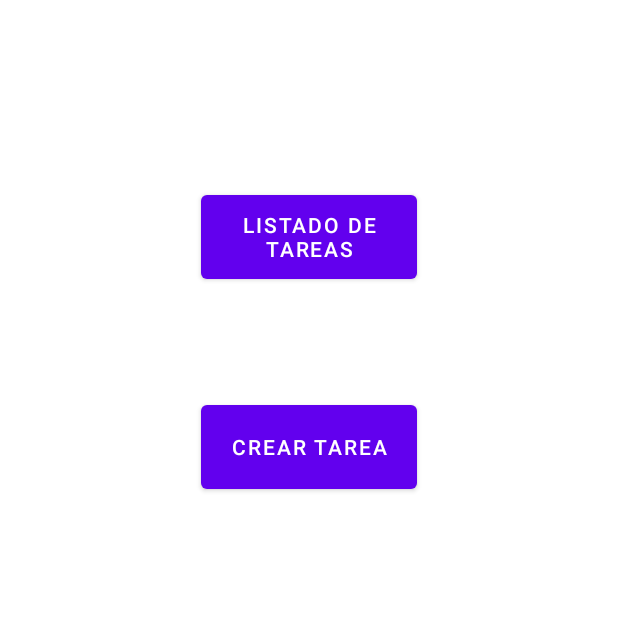
After one commit to GorkaSagrario/RetoAndroid1, an Android app: the MenuNavegacion screen opened directly, with no data from a screen before it, on a phone screen of 412 x 824 dp, the top half of it. The commit adds this screen. Run offline under Robolectric (Android 15) with nearby library versions, the phone set to English and light mode, and no system bars.

Commit message:
MenuNavegacion

```diff
--- a/app/src/main/AndroidManifest.xml
+++ b/app/src/main/AndroidManifest.xml
@@ -10,7 +10,10 @@
         android:supportsRtl="true"
         android:theme="@style/Theme.RetoAndroid">
         <activity
-            android:name=".Pantalla_Inicial"
+            android:name=".MenuNavegacion"
+            android:exported="true" />
+        <activity
+            android:name=".AgregarTarea"
             android:exported="true" />
         <activity
             android:name=".MainActivity"
--- a/app/src/main/java/com/example/retoandroid/Pantalla_Inicial.java
+++ b/app/src/main/java/com/example/retoandroid/AgregarTarea.java
@@ -11,7 +11,7 @@ import android.widget.RadioButton;
 import android.widget.Spinner;
 import android.widget.TextView;
 
-public class Pantalla_Inicial extends AppCompatActivity {
+public class AgregarTarea extends AppCompatActivity {
     private TextView nTarea;
     private TextView descripcion;
     private TextView fecha;
--- a/app/src/main/java/com/example/retoandroid/MainActivity.java
+++ b/app/src/main/java/com/example/retoandroid/MainActivity.java
@@ -28,7 +28,7 @@ public class MainActivity extends AppCompatActivity {
 
     }
     public void pInicial(View view) {
-        Intent i = new Intent(this, Pantalla_Inicial.class );
+        Intent i = new Intent(this, MenuNavegacion.class );
 
         et_P = findViewById(R.id.eT_P);
         et_N = findViewById(R.id.eT_N);
--- /dev/null
+++ b/app/src/main/java/com/example/retoandroid/MenuNavegacion.java
@@ -0,0 +1,22 @@
+package com.example.retoandroid;
+
+import androidx.appcompat.app.AppCompatActivity;
+
+import android.content.Intent;
+import android.os.Bundle;
+import android.view.View;
+
+public class MenuNavegacion extends AppCompatActivity {
+
+    @Override
+    protected void onCreate(Bundle savedInstanceState) {
+        super.onCreate(savedInstanceState);
+        setContentView(R.layout.activity_menu_navegacion);
+        getSupportActionBar().hide();
+    }
+
+    public void crearTarea(View view) {
+        Intent i = new Intent(this, AgregarTarea.class );
+        startActivity(i);
+    }
+}
--- /dev/null
+++ b/app/src/main/res/layout/activity_menu_navegacion.xml
@@ -0,0 +1,30 @@
+<?xml version="1.0" encoding="utf-8"?>
+<androidx.constraintlayout.widget.ConstraintLayout xmlns:android="http://schemas.android.com/apk/res/android"
+    xmlns:app="http://schemas.android.com/apk/res-auto"
+    xmlns:tools="http://schemas.android.com/tools"
+    android:layout_width="match_parent"
+    android:layout_height="match_parent"
+    tools:context=".MenuNavegacion">
+
+    <Button
+        android:id="@+id/button"
+        android:layout_width="144dp"
+        android:layout_height="68dp"
+        android:layout_marginTop="124dp"
+        android:text="Listado de tareas"
+        app:layout_constraintEnd_toEndOf="parent"
+        app:layout_constraintStart_toStartOf="parent"
+        app:layout_constraintTop_toTopOf="parent" />
+
+    <Button
+        android:id="@+id/button3"
+        android:layout_width="144dp"
+        android:layout_height="68dp"
+        android:layout_marginTop="72dp"
+        android:onClick="crearTarea"
+        android:text="Crear tarea"
+        app:layout_constraintEnd_toEndOf="parent"
+        app:layout_constraintHorizontal_bias="0.501"
+        app:layout_constraintStart_toStartOf="parent"
+        app:layout_constraintTop_toBottomOf="@+id/button" />
+</androidx.constraintlayout.widget.ConstraintLayout>
--- a/app/src/main/res/layout/activity_pantalla_inicial.xml
+++ b/app/src/main/res/layout/activity_pantalla_inicial.xml
@@ -4,7 +4,7 @@
     xmlns:tools="http://schemas.android.com/tools"
     android:layout_width="match_parent"
     android:layout_height="match_parent"
-    tools:context=".Pantalla_Inicial">
+    tools:context=".AgregarTarea">
 
     <EditText
         android:id="@+id/eT_NTarea"
```
